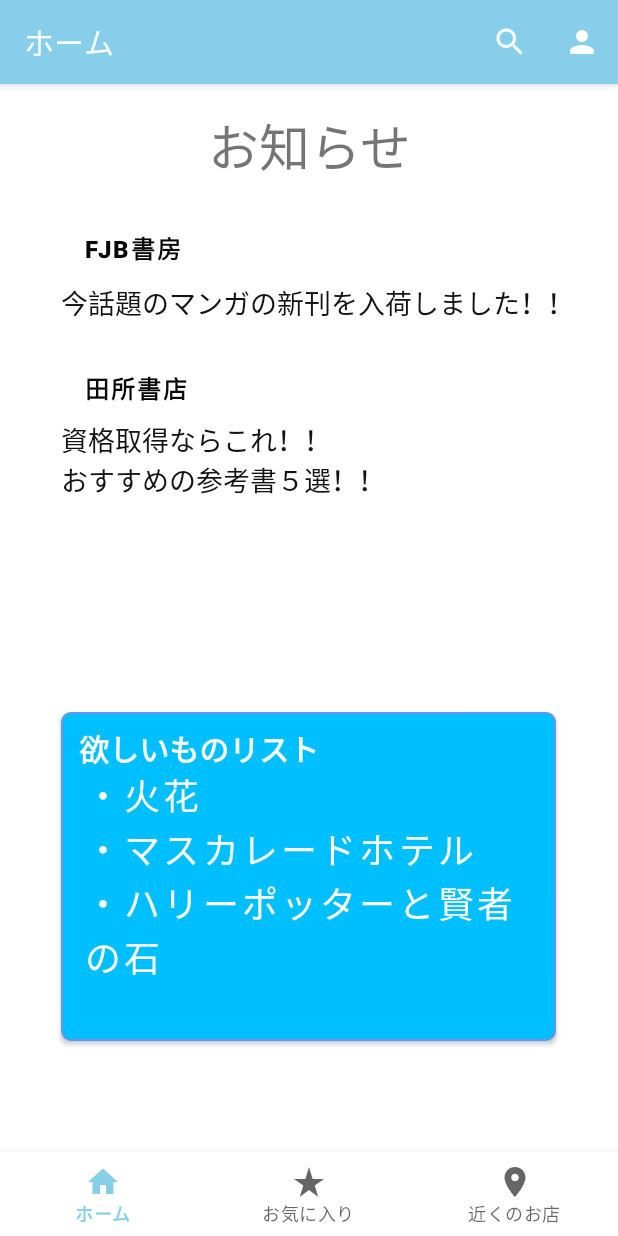
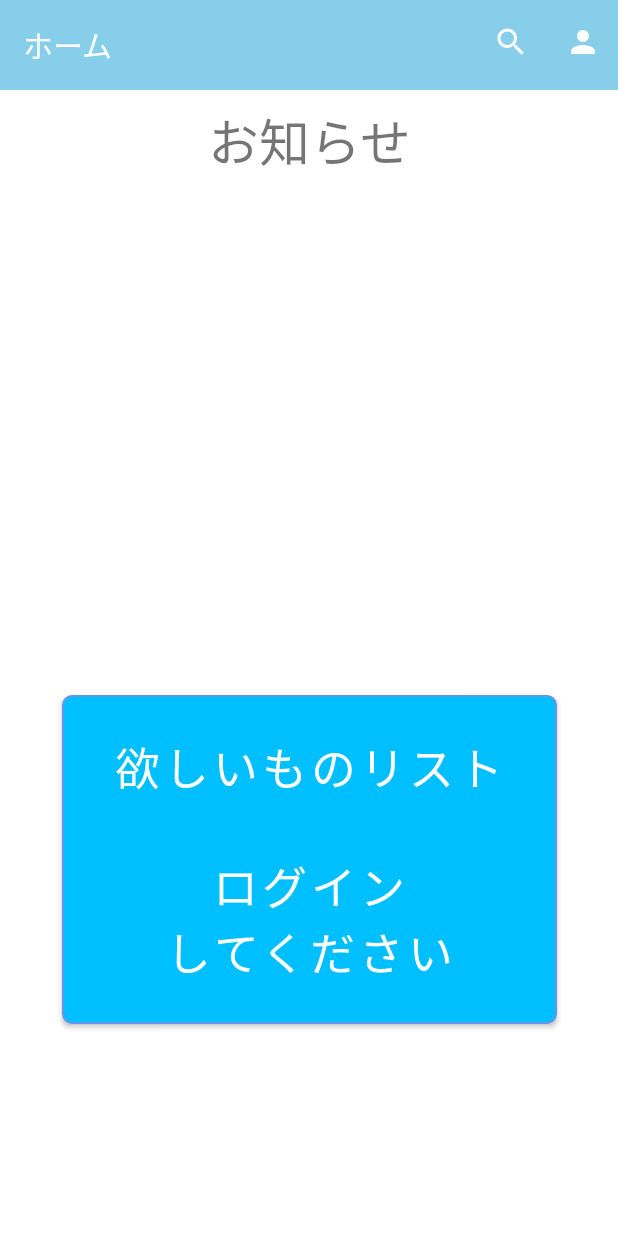
Before and after one commit to x19g001/TheBookUser, an Android app: the screen it shows after launch (MainActivity before the commit, FakeHome after it), on a phone screen of 412 x 824 dp. Run offline under Robolectric (Android 15) with nearby library versions, the phone set to English and light mode, and no system bars.

Commit message:
202101117

```diff
--- /dev/null
+++ b/app/src/main/java/com/example/thebookuser/FakeHome.java
@@ -0,0 +1,66 @@
+package com.example.thebookuser;
+
+import androidx.appcompat.app.ActionBar;
+import androidx.appcompat.app.AppCompatActivity;
+
+import android.content.Intent;
+import android.os.Bundle;
+import android.view.Menu;
+import android.view.MenuItem;
+import android.widget.SearchView;
+
+public class FakeHome extends AppCompatActivity {
+
+    SearchView mSearchView;
+
+    @Override
+    protected void onCreate(Bundle savedInstanceState) {
+        super.onCreate(savedInstanceState);
+        setContentView(R.layout.activity_fake_home);
+
+        setSupportActionBar(findViewById(R.id.toolbar));
+        getSupportActionBar().setTitle("ホーム");
+
+
+    }
+
+    @Override
+    public boolean onCreateOptionsMenu(Menu menu) {
+        //検索バーを追加(必須)
+        getMenuInflater().inflate(R.menu.top_menu, menu);
+
+        MenuItem menuItem=menu.findItem(R.id.app_bar_search);
+        mSearchView =(SearchView) menuItem.getActionView();
+        mSearchView.setOnQueryTextListener(this.onQueryTextListener);
+        return true;
+    }
+
+    private SearchView.OnQueryTextListener onQueryTextListener=new SearchView.OnQueryTextListener() {
+        @Override
+        public boolean onQueryTextSubmit(String searchWord) {
+            Intent intent=new Intent(FakeHome.this,SearchResultActivity.class);
+            startActivity(intent);
+            return true;
+        }
+
+        @Override
+        public boolean onQueryTextChange(String newText) {
+            return false;
+        }
+    };
+    //メニューやボタンの処理を実装する
+    Intent intent;
+    @Override
+    public boolean onOptionsItemSelected(MenuItem item) {
+        switch (item.getItemId()) {
+
+            //ログインボタンがタップされたとき
+            case R.id.navigation_login:
+                intent = new Intent(getApplication(), navigation_choiceaccount.class);
+                startActivity(intent);
+                return true;
+        }
+
+        return super.onOptionsItemSelected(item);
+    }
+}
--- a/app/src/main/res/drawable/ic_login_24.xml
+++ b/app/src/main/res/drawable/ic_login_24.xml
@@ -5,6 +5,6 @@
     android:viewportHeight="24"
     android:tint="?attr/colorControlNormal">
   <path
-      android:fillColor="@android:color/black"
+      android:fillColor="@color/white"
       android:pathData="M12,12c2.21,0 4,-1.79 4,-4s-1.79,-4 -4,-4 -4,1.79 -4,4 1.79,4 4,4zM12,14c-2.67,0 -8,1.34 -8,4v2h16v-2c0,-2.66 -5.33,-4 -8,-4z"/>
 </vector>
--- a/app/src/main/res/drawable/ic_search_black_24dp.xml
+++ b/app/src/main/res/drawable/ic_search_black_24dp.xml
@@ -2,7 +2,8 @@
         android:width="24dp"
         android:height="24dp"
         android:viewportWidth="24.0"
-        android:viewportHeight="24.0">
+        android:viewportHeight="24.0"
+        android:tint="?attr/colorControlNormal">
     <path
         android:fillColor="@color/white"
         android:pathData="M15.5,14h-0.79l-0.28,-0.27C15.41,12.59 16,11.11 16,9.5 16,5.91 13.09,3 9.5,3S3,5.91 3,9.5 5.91,16 9.5,16c1.61,0 3.09,-0.59 4.23,-1.57l0.27,0.28v0.79l5,4.99L20.49,19l-4.99,-5zM9.5,14C7.01,14 5,11.99 5,9.5S7.01,5 9.5,5 14,7.01 14,9.5 11.99,14 9.5,14z"/>
--- /dev/null
+++ b/app/src/main/res/layout/activity_fake_home.xml
@@ -0,0 +1,51 @@
+<?xml version="1.0" encoding="utf-8"?>
+<androidx.constraintlayout.widget.ConstraintLayout xmlns:android="http://schemas.android.com/apk/res/android"
+    xmlns:app="http://schemas.android.com/apk/res-auto"
+    xmlns:tools="http://schemas.android.com/tools"
+    android:layout_width="match_parent"
+    android:layout_height="match_parent"
+    tools:context=".FakeHome">
+
+    <TextView
+        android:id="@+id/textView7"
+        android:layout_width="wrap_content"
+        android:layout_height="wrap_content"
+        android:layout_marginStart="170dp"
+        android:layout_marginTop="68dp"
+        android:layout_marginEnd="183dp"
+        android:text="お知らせ"
+        android:textSize="34sp"
+        app:layout_constraintEnd_toEndOf="parent"
+        app:layout_constraintHorizontal_bias="0.415"
+        app:layout_constraintStart_toStartOf="parent"
+        app:layout_constraintTop_toTopOf="parent" />
+
+    <Button
+        android:id="@+id/home_button"
+        android:layout_width="330dp"
+        android:layout_height="219dp"
+        android:text="@string/roguinsite"
+        android:textSize="30sp"
+        android:textColor="@color/white"
+        android:background="@drawable/ok_button"
+        app:backgroundTint="@null"
+        app:layout_constraintBottom_toBottomOf="parent"
+        app:layout_constraintEnd_toEndOf="parent"
+        app:layout_constraintStart_toStartOf="parent"
+        app:layout_constraintTop_toTopOf="parent"
+        app:layout_constraintVertical_bias="0.766" />
+
+    <androidx.appcompat.widget.Toolbar
+            android:id="@+id/toolbar"
+            style="@style/BaseToolbar"
+            android:layout_width="413dp"
+            android:layout_height="60dp"
+            android:background="@color/toolbar"
+            android:minHeight="?attr/actionBarSize"
+            app:layout_constraintBottom_toBottomOf="parent"
+            app:layout_constraintEnd_toEndOf="parent"
+            app:layout_constraintHorizontal_bias="1.0"
+            app:layout_constraintStart_toStartOf="parent"
+            app:layout_constraintTop_toTopOf="parent"
+            app:layout_constraintVertical_bias="0.0" />
+</androidx.constraintlayout.widget.ConstraintLayout>
--- a/app/src/main/res/layout/fragment_home.xml
+++ b/app/src/main/res/layout/fragment_home.xml
@@ -56,10 +56,11 @@
         android:id="@+id/home_button"
         android:layout_width="330dp"
         android:layout_height="219dp"
+        android:background="@drawable/ok_button"
         android:text="・火花\n・マスカレードホテル\n・ハリーポッターと賢者の石"
         android:textAlignment="textStart"
+        android:textColor="#F8F6F6"
         android:textSize="24sp"
-        android:background="@drawable/ok_button"
         app:backgroundTint="@null"
         app:layout_constraintBottom_toBottomOf="parent"
         app:layout_constraintEnd_toEndOf="parent"
--- a/app/src/main/res/menu/top_menu.xml
+++ b/app/src/main/res/menu/top_menu.xml
@@ -7,7 +7,6 @@
         android:icon="@drawable/ic_search_black_24dp"
         app:actionViewClass="android.widget.SearchView"
         android:title="本の検索"
-
         app:showAsAction="always" />
     <item
         android:id="@+id/navigation_login"
@@ -15,8 +14,4 @@
         android:title="ログインする"
         app:showAsAction="ifRoom"/>
 
-
-
-
-
 </menu>
--- a/app/src/main/res/values/style.xml
+++ b/app/src/main/res/values/style.xml
@@ -5,7 +5,7 @@
     </style>
 
     <style name="ToolbarTheme" parent="Theme.AppCompat.Light.NoActionBar">
-        <item name="android:textColorPrimary">@color/black</item>
-        <item name="android:textColorSecondary">@color/black</item>
+        <item name="android:textColorPrimary">@color/white</item>
+        <item name="android:textColorSecondary">@color/white</item>
     </style>
 </resources>
--- a/app/src/main/res/values/themes.xml
+++ b/app/src/main/res/values/themes.xml
@@ -4,7 +4,7 @@
         <!-- Primary brand color. -->
         <item name="colorPrimary">@color/toolbar</item>
         <item name="colorPrimaryVariant">@color/CornflowerBlue</item>
-        <item name="colorOnPrimary">@color/white</item>
+        <item name="colorOnPrimary">@color/black</item>
         <!-- Secondary brand color. -->
         <item name="colorSecondary">@color/teal_200</item>
         <item name="colorSecondaryVariant">@color/teal_700</item>
@@ -15,4 +15,19 @@
 <!--        <item name="windowActionBar">false</item>-->
 <!--        <item name="windowNoTitle">true</item>-->
     </style>
+    <style name="Theme.TheBookUserNoaction" parent="Theme.MaterialComponents.Light.NoActionBar">
+        <!-- Primary brand color. -->
+        <item name="colorPrimary">@color/toolbar</item>
+        <item name="colorPrimaryVariant">@color/CornflowerBlue</item>
+        <item name="colorOnPrimary">@color/black</item>
+        <!-- Secondary brand color. -->
+        <item name="colorSecondary">@color/teal_200</item>
+        <item name="colorSecondaryVariant">@color/teal_700</item>
+        <item name="colorOnSecondary">@color/black</item>
+        <!-- Status bar color. -->
+        <item name="android:statusBarColor" tools:targetApi="l">?attr/colorPrimaryVariant</item>
+        <!-- Customize your theme here. -->
+        <!--        <item name="windowActionBar">false</item>-->
+        <!--        <item name="windowNoTitle">true</item>-->
+    </style>
 </resources>
```
Also changed, not shown: app/src/main/AndroidManifest.xml (+25 -24 lines), app/src/main/java/com/example/thebookuser/navigation_needlist.java (+8 -0 lines), app/src/main/res/layout/fragment_navigation_needlist.xml (+13 -0 lines).
